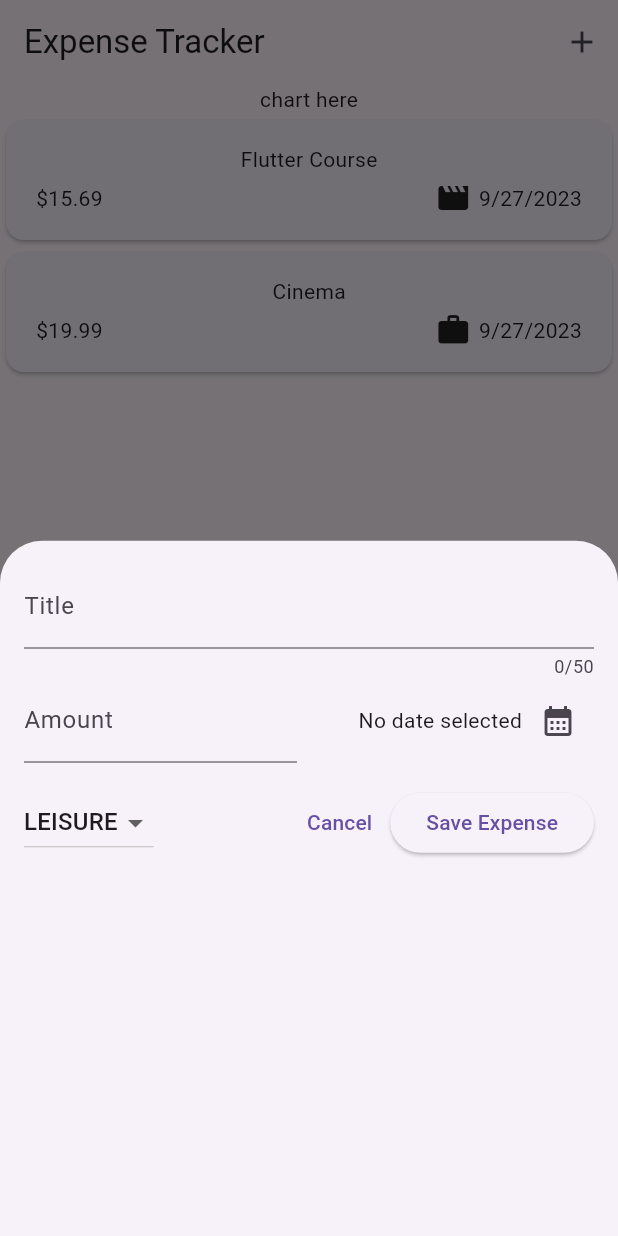
After one commit to saurabhmirajkar/expense_tracker, a Flutter app: the screen it shows after launch, after a tap on the "add" icon, on a phone screen of 412 x 824 dp. The commit adds this screen. Run offline on Flutter 3.47's test engine with Material 2 defaults, Android fonts, the phone set to English and light mode, and no system bars.

Commit message:
added bottom sheet to add new expense

```diff
--- a/lib/widgets/expenses.dart
+++ b/lib/widgets/expenses.dart
@@ -1,5 +1,6 @@
 import 'package:expense_tracker/widgets/expenses_list/expense_list.dart';
 import 'package:expense_tracker/models/expense.dart';
+import 'package:expense_tracker/widgets/new_expense.dart';
 import 'package:flutter/material.dart';
 
 class Expenses extends StatefulWidget {
@@ -26,9 +27,25 @@ class _ExpensesState extends State<Expenses> {
     ),
   ];
 
+  void _openAddExpenseOverlay() {
+    showModalBottomSheet(
+      context: context,
+      builder: (ctx) => const NewExpense(),
+    );
+  }
+
   @override
   Widget build(BuildContext context) {
     return Scaffold(
+      appBar: AppBar(
+        title: const Text("Expense Tracker"),
+        actions: [
+          IconButton(
+            onPressed: _openAddExpenseOverlay,
+            icon: const Icon(Icons.add),
+          ),
+        ],
+      ),
       body: Column(
         children: [
           const Text('chart here'),
--- /dev/null
+++ b/lib/widgets/new_expense.dart
@@ -0,0 +1,150 @@
+import 'dart:developer';
+
+import 'package:expense_tracker/models/expense.dart';
+import 'package:flutter/material.dart';
+
+class NewExpense extends StatefulWidget {
+  const NewExpense({super.key});
+
+  @override
+  State<NewExpense> createState() => _NewExpenseState();
+}
+
+class _NewExpenseState extends State<NewExpense> {
+  final _titleController = TextEditingController();
+  final _amountController = TextEditingController();
+  DateTime? _selectedDate;
+  Category _selectedCategory = Category.leisure;
+
+  void _presentDatePicker() async {
+    final now = DateTime.now();
+    final firstDate = DateTime(now.year - 1, now.month, now.day);
+
+    final pickedDate = await showDatePicker(
+      context: context,
+      initialDate: now,
+      firstDate: firstDate,
+      lastDate: now,
+    );
+
+    setState(() {
+      _selectedDate = pickedDate;
+    });
+  }
+
+  void _submitExpenseData() {
+    final enteredAmount = double.tryParse(_amountController.text);
+    final amountIsInvalid = enteredAmount == null || enteredAmount <= 0;
+    if (_titleController.text.trim().isEmpty ||
+        amountIsInvalid ||
+        _selectedDate == null) {
+      showDialog(
+        context: context,
+        builder: (ctx) => AlertDialog(
+          title: const Text("Invalid input"),
+          content: const Text(
+              "Please make sure a valid title, amount, date, and category was entered."),
+          actions: [
+            TextButton(
+              onPressed: () {
+                Navigator.pop(context);
+              },
+              child: const Text("Okay"),
+            )
+          ],
+        ),
+      );
+      return;
+    }
+  }
+
+  @override
+  void dispose() {
+    _titleController.dispose();
+    _amountController.dispose();
+    super.dispose();
+  }
+
+  @override
+  Widget build(BuildContext context) {
+    return Padding(
+      padding: const EdgeInsets.all(16.0),
+      child: Column(
+        children: [
+          TextField(
+            controller: _titleController,
+            maxLength: 50,
+            decoration: const InputDecoration(
+              label: Text("Title"),
+            ),
+          ),
+          Row(
+            children: [
+              Expanded(
+                child: TextField(
+                  controller: _amountController,
+                  keyboardType: TextInputType.number,
+                  decoration: const InputDecoration(
+                    prefixText: '\$ ',
+                    label: Text("Amount"),
+                  ),
+                ),
+              ),
+              const SizedBox(width: 16),
+              Expanded(
+                child: Row(
+                  mainAxisAlignment: MainAxisAlignment.end,
+                  crossAxisAlignment: CrossAxisAlignment.center,
+                  children: [
+                    Text(
+                      _selectedDate == null
+                          ? 'No date selected'
+                          : formatter.format(_selectedDate!),
+                    ),
+                    IconButton(
+                      onPressed: _presentDatePicker,
+                      icon: const Icon(
+                        Icons.calendar_month,
+                      ),
+                    ),
+                  ],
+                ),
+              ),
+            ],
+          ),
+          const SizedBox(height: 16),
+          Row(
+            children: [
+              DropdownButton(
+                value: _selectedCategory,
+                items: Category.values
+                    .map((category) => DropdownMenuItem(
+                          value: category,
+                          child: Text(category.name.toUpperCase()),
+                        ))
+                    .toList(),
+                onChanged: (value) {
+                  if (value == null) return;
+                  setState(() {
+                    _selectedCategory = value;
+                  });
+                },
+              ),
+              const Spacer(),
+              TextButton(
+                onPressed: () {
+                  Navigator.pop(context);
+                },
+                child: const Text("Cancel"),
+              ),
+              ElevatedButton(
+                onPressed: _submitExpenseData,
+                child: const Text("Save Expense"),
+              ),
+            ],
+          )
+        ],
+      ),
+    );
+  }
+}
```
Also changed, not shown: lib/main.dart (+4 -107 lines).
